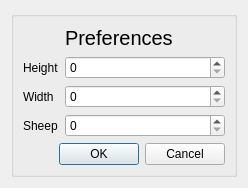
katecpp/sheep_sweeper, file CSettingsDialog.ui: the form before one commit.
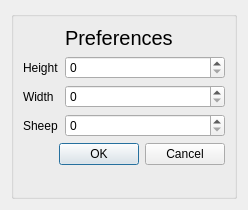
The form after the commit.

Commit message: Preferences window ranges update

Patch:
```diff
--- a/CSettingsDialog.ui
+++ b/CSettingsDialog.ui
@@ -7,7 +7,7 @@
     <x>0</x>
     <y>0</y>
     <width>248</width>
-    <height>161</height>
+    <height>210</height>
    </rect>
   </property>
   <property name="windowTitle">
@@ -15,7 +15,7 @@
   </property>
   <layout class="QGridLayout" name="gridLayout">
    <item row="0" column="0">
-    <widget class="QGroupBox" name="">
+    <widget class="QGroupBox" name="groupBox">
      <layout class="QFormLayout" name="formLayout">
       <item row="0" column="1">
        <widget class="QLabel" name="label_4">
```
The commit also changes 5 other files.
